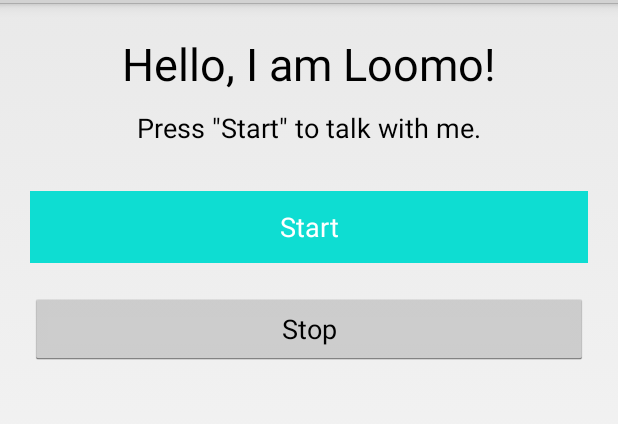
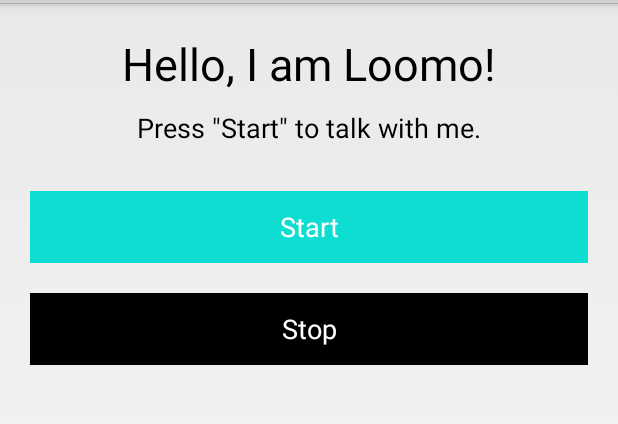
Before and after one commit to NgoEva/LoomoTheCarMaster, an Android app: the layout activity_main.xml on its own in the app's theme, with its tools: preview values and no code run, on a phone screen of 412 x 824 dp, the part 69-493 px from its top. Run offline under Robolectric (Android 15) with nearby library versions, the phone set to English and light mode, and no system bars.

Commit message:
added drawable resource for background color of button in enabled and disabled mode, added model selection part in dialogue again and also one optional slot

```diff
--- a/src/main/java/com/segway/loomo/ContactFormActivity.java
+++ b/src/main/java/com/segway/loomo/ContactFormActivity.java
@@ -125,7 +125,7 @@ public class ContactFormActivity extends Activity implements View.OnClickListene
     }
 
     public void switchToMainActivityScreen() {
-        MainActivity.getInstance().restart(false);
+        MainActivity.getInstance().completeRestart();
         Intent nextScreen = new Intent(this.getApplicationContext(), MainActivity.class);
         startActivity(nextScreen);
     }
--- a/src/main/java/com/segway/loomo/services/SpeakService.java
+++ b/src/main/java/com/segway/loomo/services/SpeakService.java
@@ -70,7 +70,7 @@ public class SpeakService extends Service {
             public void onBind() {
                 Log.d(TAG, "speaker service bound successfully");
                 try {
-                    speaker.setVolume(20);
+                    speaker.setVolume(30);
                 }
                 catch (VoiceException e) {
                     e.printStackTrace();
--- /dev/null
+++ b/src/main/res/drawable/start_button_color.xml
@@ -0,0 +1,7 @@
+<?xml version="1.0" encoding="utf-8"?>
+<selector xmlns:android="http://schemas.android.com/apk/res/android">
+    <!-- Color when the row is selected -->
+    <item  android:state_enabled="true" android:drawable="@color/colorPrimary" />
+    <!-- Standard background color -->
+    <item android:drawable="@color/colorGrey" />
+</selector>
--- /dev/null
+++ b/src/main/res/drawable/stop_button_color.xml
@@ -0,0 +1,7 @@
+<?xml version="1.0" encoding="utf-8"?>
+<selector xmlns:android="http://schemas.android.com/apk/res/android">
+    <!-- Color when the row is selected -->
+    <item  android:state_enabled="true" android:drawable="@color/colorBlack" />
+    <!-- Standard background color -->
+    <item android:drawable="@color/colorGrey" />
+</selector>
--- a/src/main/res/layout/activity_main.xml
+++ b/src/main/res/layout/activity_main.xml
@@ -36,7 +36,7 @@
         android:layout_height="wrap_content"
         android:layout_marginTop="@dimen/activity_general_margin"
         android:layout_weight="0"
-        android:background="@color/colorPrimary"
+        android:background="@drawable/start_button_color"
         android:text="@string/start"
         android:textColor="@color/colorWhite" />
 
@@ -46,6 +46,8 @@
         android:layout_height="wrap_content"
         android:layout_marginTop="@dimen/activity_general_margin"
         android:layout_weight="0"
-        android:text="@string/stop" />
+        android:background="@drawable/stop_button_color"
+        android:text="@string/stop"
+        android:textColor="@android:color/white" />
 
 </LinearLayout>
--- a/src/main/res/values/colors.xml
+++ b/src/main/res/values/colors.xml
@@ -3,4 +3,5 @@
     <color name="colorPrimary">#0eddd2</color>
     <color name="colorBlack">#000</color>
     <color name="colorWhite">#fff</color>
+    <color name="colorGrey">#CCC</color>
 </resources>
```
Also changed, not shown: src/main/java/com/segway/loomo/MainActivity.java (+17 -0 lines), src/main/java/com/segway/loomo/services/RecognitionService.java (+118 -23 lines).
